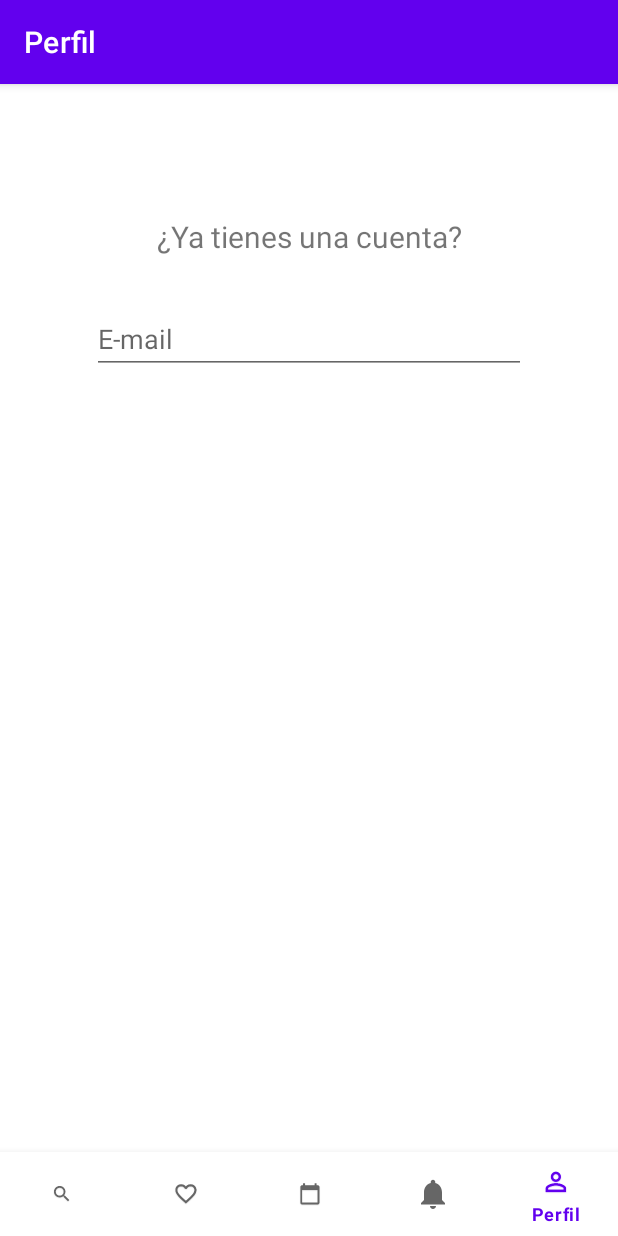
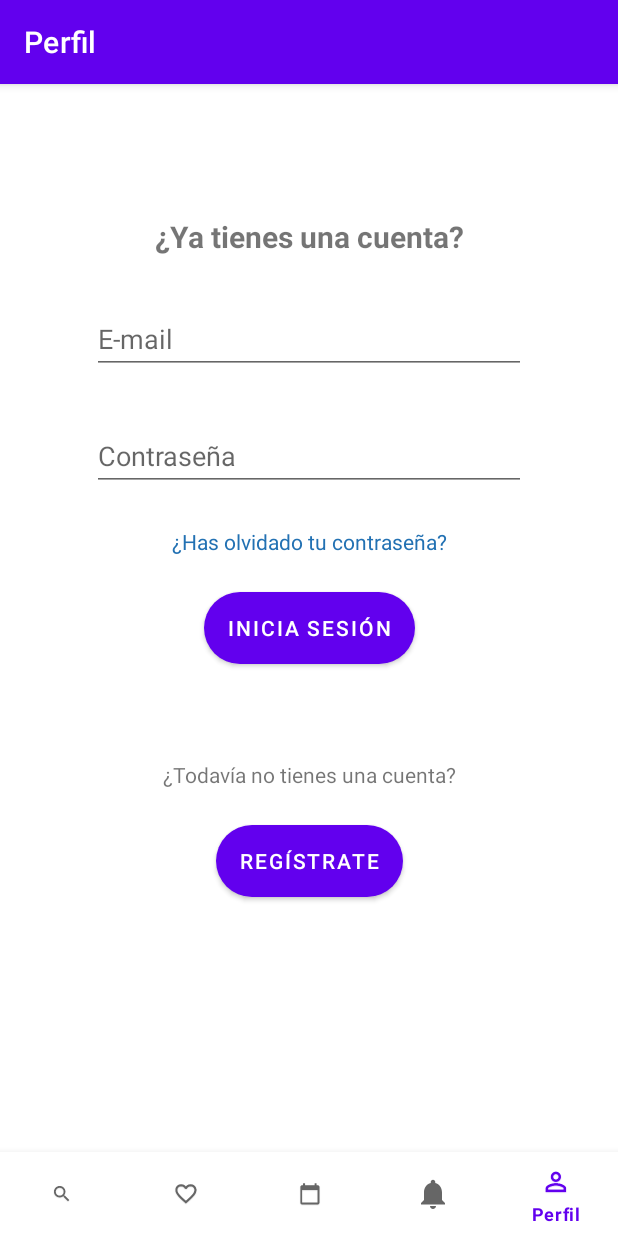
Before and after one commit to Esolis24/Lab2Moviles, an Android app: the PerfilFragment screen opened through its navigation route, on a phone screen of 412 x 824 dp. Run offline under Robolectric (Android 15) with nearby library versions, the light colour scheme and no system bars; our stand-ins replace navigation-ui.

Commit message:
Agregados los componentes visuales de Perfil

```diff
--- a/app/src/main/java/com/enrique/prueba/ui/perfil/PerfilFragment.kt
+++ b/app/src/main/java/com/enrique/prueba/ui/perfil/PerfilFragment.kt
@@ -4,11 +4,13 @@ import android.os.Bundle
 import android.view.LayoutInflater
 import android.view.View
 import android.view.ViewGroup
+import android.widget.Button
 import android.widget.EditText
 import android.widget.TextView
 import androidx.fragment.app.Fragment
 import androidx.lifecycle.ViewModelProvider
 import com.enrique.prueba.R
+import org.w3c.dom.Text
 
 class PerfilFragment : Fragment() {
 
@@ -24,13 +26,33 @@ class PerfilFragment : Fragment() {
         val root = inflater.inflate(R.layout.fragment_perfil, container, false)
         val textViewTitulo: TextView = root.findViewById(R.id.textView_pefil_titulo)
         val editTextEmail: EditText =root.findViewById(R.id.editText_perfil_email)
+        val editTextPassword: EditText=root.findViewById(R.id.editText_perfil_password)
+        val textViewForgetPassword: TextView=root.
+        findViewById(R.id.textView_perfil_password_olvidada)
+        val buttonLogin: Button =root.findViewById(R.id.button_perfil_login)
+        val textViewNewUser: TextView=root.findViewById(R.id.textView_perfil_no_tiene_cuenta)
+        val buttonSignUp: Button=root.findViewById(R.id.button_perfil_registro)
         perfilViewModel.textTit.observe(viewLifecycleOwner,  {
             textViewTitulo.text = it
           })
         perfilViewModel.hintEm.observe(viewLifecycleOwner,{
             editTextEmail.hint=it
         })
-
+        perfilViewModel.hintPass.observe(viewLifecycleOwner,{
+            editTextPassword.hint=it
+        })
+        perfilViewModel.textForgetPass.observe(viewLifecycleOwner,{
+            textViewForgetPassword.text=it
+        })
+        perfilViewModel.textLogin.observe(viewLifecycleOwner,{
+            buttonLogin.text=it
+        })
+        perfilViewModel.textNewUser.observe(viewLifecycleOwner,{
+            textViewNewUser.text=it
+        })
+        perfilViewModel.textSignUp.observe(viewLifecycleOwner,{
+            buttonSignUp.text=it
+        })
         return root
     }
 }
--- a/app/src/main/java/com/enrique/prueba/ui/perfil/PerfilViewModel.kt
+++ b/app/src/main/java/com/enrique/prueba/ui/perfil/PerfilViewModel.kt
@@ -1,11 +1,9 @@
 package com.enrique.prueba.ui.perfil
 
 import android.app.Application
-import androidx.core.content.res.TypedArrayUtils.getString
 import androidx.lifecycle.AndroidViewModel
 import androidx.lifecycle.LiveData
 import androidx.lifecycle.MutableLiveData
-import androidx.lifecycle.ViewModel
 import com.enrique.prueba.R
 
 class PerfilViewModel(application: Application) : AndroidViewModel(application) {
@@ -14,9 +12,28 @@ class PerfilViewModel(application: Application) : AndroidViewModel(application)
         this.value=getApplication<Application>().getString(R.string.text_perfil_titulo)
     }
     private val _hintEmail = MutableLiveData<String>().apply {
-        this.value=getApplication<Application>().getString(R.string.email_hint)
+        this.value=getApplication<Application>().getString(R.string.perfil_email_hint)
+    }
+    private val _hintPassword = MutableLiveData<String>().apply {
+        this.value=getApplication<Application>().getString(R.string.perfil_password_hint)
+    }
+    private val _textForgetPassword=MutableLiveData<String>().apply {
+        this.value=getApplication<Application>().getString(R.string.perfil_password_olvidada)
+    }
+    private val _textLoginButton=MutableLiveData<String>().apply {
+        this.value=getApplication<Application>().getString(R.string.perfil_login_button)
+    }
+    private val _textNewUser=MutableLiveData<String>().apply {
+        this.value = getApplication<Application>().getString(R.string.perfil_sin_cuenta)
+    }
+    private val _textSignUpButton=MutableLiveData<String>().apply {
+        this.value = getApplication<Application>().getString(R.string.perfil_registro_button)
     }
     var textTit: LiveData<String> = _textTit
     var hintEm: LiveData<String> = _hintEmail
-
+    var hintPass: LiveData<String> = _hintPassword
+    var textForgetPass: LiveData<String> =_textForgetPassword
+    var textLogin: LiveData<String> = _textLoginButton
+    var textNewUser: LiveData<String> =_textNewUser
+    var textSignUp: LiveData<String> =_textSignUpButton
 }
--- /dev/null
+++ b/app/src/main/res/drawable/shape.xml
@@ -0,0 +1,6 @@
+<?xml version="1.0" encoding="utf-8"?>
+<shape xmlns:android="http://schemas.android.com/apk/res/android">
+    <corners android:radius="1000dp"/>
+    <stroke android:color="@color/dark_skyblue"/>
+    <solid android:color="@color/white"/>
+</shape>
--- a/app/src/main/res/layout/fragment_perfil.xml
+++ b/app/src/main/res/layout/fragment_perfil.xml
@@ -16,6 +16,7 @@
         android:layout_marginEnd="8dp"
         android:textAlignment="center"
         android:textSize="20sp"
+        android:textStyle="bold"
         app:layout_constraintEnd_toEndOf="parent"
         app:layout_constraintHorizontal_bias="1.0"
         app:layout_constraintStart_toStartOf="parent"
@@ -31,4 +32,54 @@
         app:layout_constraintEnd_toEndOf="parent"
         app:layout_constraintStart_toStartOf="parent"
         app:layout_constraintTop_toBottomOf="@+id/textView_pefil_titulo" />
+
+    <EditText
+        android:id="@+id/editText_perfil_password"
+        android:layout_width="289dp"
+        android:layout_height="46dp"
+        android:layout_marginTop="32dp"
+        android:ems="10"
+        android:inputType="textPassword"
+        app:layout_constraintEnd_toEndOf="parent"
+        app:layout_constraintStart_toStartOf="parent"
+        app:layout_constraintTop_toBottomOf="@+id/editText_perfil_email" />
+
+    <TextView
+        android:id="@+id/textView_perfil_password_olvidada"
+        android:layout_width="wrap_content"
+        android:layout_height="wrap_content"
+        android:layout_marginTop="24dp"
+        android:textColor="@color/dark_skyblue"
+        app:layout_constraintEnd_toEndOf="parent"
+        app:layout_constraintStart_toStartOf="parent"
+        app:layout_constraintTop_toBottomOf="@+id/editText_perfil_password" />
+
+    <Button
+        android:id="@+id/button_perfil_login"
+        android:layout_width="wrap_content"
+        android:layout_height="wrap_content"
+        android:layout_marginTop="24dp"
+        android:background="@drawable/shape"
+        app:layout_constraintEnd_toEndOf="parent"
+        app:layout_constraintStart_toStartOf="parent"
+        app:layout_constraintTop_toBottomOf="@+id/textView_perfil_password_olvidada" />
+
+    <TextView
+        android:id="@+id/textView_perfil_no_tiene_cuenta"
+        android:layout_width="wrap_content"
+        android:layout_height="wrap_content"
+        android:layout_marginTop="64dp"
+        app:layout_constraintEnd_toEndOf="parent"
+        app:layout_constraintStart_toStartOf="parent"
+        app:layout_constraintTop_toBottomOf="@+id/button_perfil_login" />
+
+    <Button
+        android:id="@+id/button_perfil_registro"
+        android:layout_width="wrap_content"
+        android:layout_height="wrap_content"
+        android:layout_marginTop="24dp"
+        android:background="@drawable/shape"
+        app:layout_constraintEnd_toEndOf="parent"
+        app:layout_constraintStart_toStartOf="parent"
+        app:layout_constraintTop_toBottomOf="@+id/textView_perfil_no_tiene_cuenta" />
 </androidx.constraintlayout.widget.ConstraintLayout>
--- a/app/src/main/res/values/colors.xml
+++ b/app/src/main/res/values/colors.xml
@@ -7,4 +7,5 @@
     <color name="teal_700">#FF018786</color>
     <color name="black">#FF000000</color>
     <color name="white">#FFFFFFFF</color>
+    <color name="dark_skyblue">#2271b3</color>
 </resources>
--- a/app/src/main/res/values/strings.xml
+++ b/app/src/main/res/values/strings.xml
@@ -6,5 +6,10 @@
     <string name="title_notificaciones">Notificaciones</string>
     <string name="title_perfil">Perfil</string>
     <string name="text_perfil_titulo">¿Ya tienes una cuenta?</string>
-    <string name="email_hint">E-mail</string>
+    <string name="perfil_email_hint">E-mail</string>
+    <string name="perfil_password_hint">Contraseña</string>
+    <string name="perfil_password_olvidada">¿Has olvidado tu contraseña?</string>
+    <string name="perfil_login_button">Inicia sesión</string>
+    <string name="perfil_sin_cuenta">¿Todavía no tienes una cuenta?</string>
+    <string name="perfil_registro_button">Regístrate</string>
 </resources>
```
